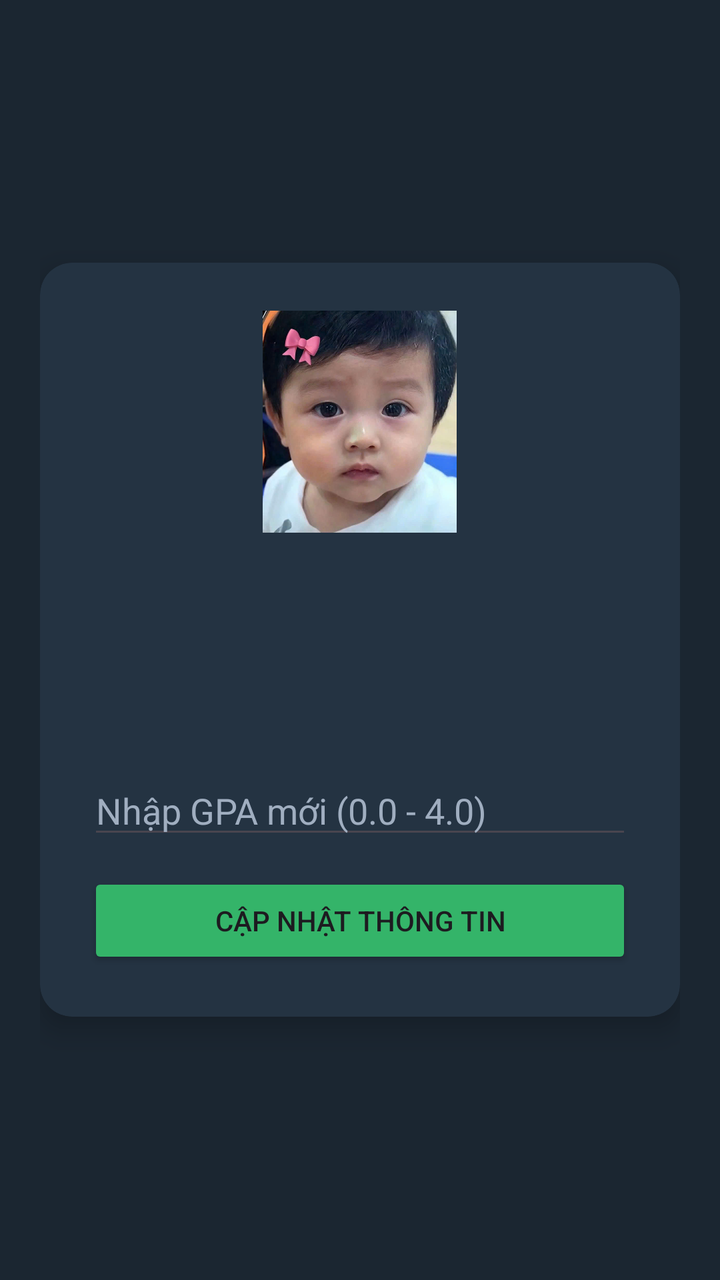
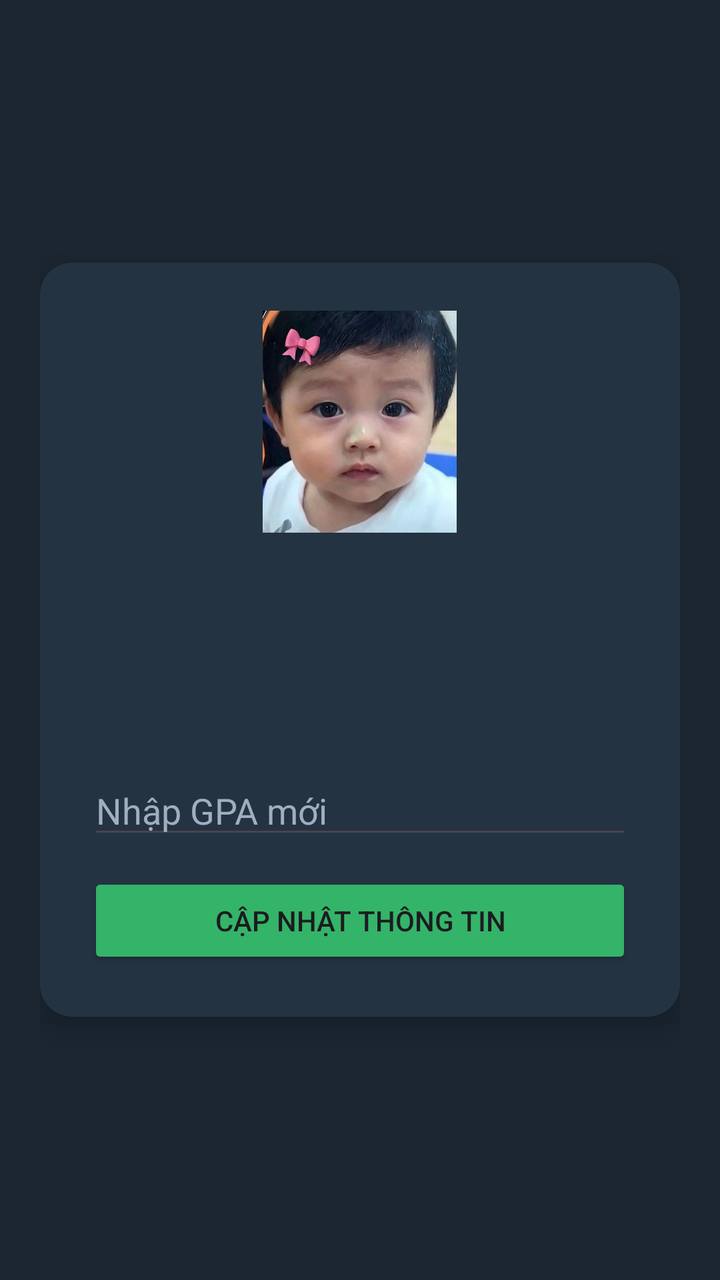

Before-and-after screenshots of an Android layout around one commit, followed by the original layout XML and the change that was made.
<!-- AndroidManifest.xml: application theme Theme.Bai1LT -->
<!-- res/layout/activity_main.xml -->
<?xml version="1.0" encoding="utf-8"?>
<LinearLayout xmlns:android="http://schemas.android.com/apk/res/android"
    xmlns:app="http://schemas.android.com/apk/res-auto"
    android:layout_width="match_parent"
    android:layout_height="match_parent"
    android:orientation="vertical"
    android:gravity="center"
    android:padding="20dp"
    android:background="#1B2631">

    <androidx.cardview.widget.CardView
        android:id="@+id/cardProfile"
        android:layout_width="match_parent"
        android:layout_height="wrap_content"
        app:cardCornerRadius="16dp"
        app:cardElevation="8dp"
        app:cardBackgroundColor="#243342">

        <LinearLayout
            android:layout_width="match_parent"
            android:layout_height="wrap_content"
            android:orientation="vertical"
            android:gravity="center"
            android:padding="24dp">

            <ImageView
                android:id="@+id/imgAvatar"
                android:layout_width="113dp"
                android:layout_height="111dp"
                android:src="@drawable/baby" />

            <TextView
                android:id="@+id/tvName"
                android:layout_width="wrap_content"
                android:layout_height="wrap_content"
                android:textSize="22sp"
                android:textStyle="bold"
                android:textColor="#FFFFFF"
                android:layout_marginTop="12dp" />

            <TextView
                android:id="@+id/tvStudentId"
                android:layout_width="wrap_content"
                android:layout_height="wrap_content"
                android:textColor="#DCE6EB"
                android:layout_marginTop="4dp" />

            <TextView
                android:id="@+id/tvGpaBadge"
                android:layout_width="wrap_content"
                android:layout_height="wrap_content"
                android:textSize="18sp"
                android:textStyle="bold"
                android:textColor="#34B469"
                android:layout_marginTop="12dp" />

            <EditText
                android:id="@+id/edtNewGpa"
                android:layout_width="match_parent"
                android:layout_height="wrap_content"
                android:hint="Nhập GPA mới (0.0 - 4.0)"
                android:textColorHint="#A0AEC0"
                android:inputType="numberDecimal"
                android:textColor="#FFFFFF"
                android:layout_marginTop="16dp" />

            <Button
                android:id="@+id/btnUpdateGpa"
                android:layout_width="match_parent"
                android:layout_height="wrap_content"
                android:text="Cập Nhật Thông Tin"
                android:backgroundTint="#34B469"
                android:layout_marginTop="12dp" />

        </LinearLayout>
    </androidx.cardview.widget.CardView>
</LinearLayout>
<!-- resources referenced by this layout -->
<resources>
  <!-- drawable baby: jpg bitmap (drawable, 75344 bytes) -->
  <style name="Theme.Bai1LT" parent="Base.Theme.Bai1LT" />
  <style name="Base.Theme.Bai1LT" parent="Theme.Material3.DayNight.NoActionBar">
          
          
      </style>
</resources>

<!-- the commit's change to res/layout/activity_main.xml (unified diff, before → after) -->
@@ -58,7 +58,7 @@
                 android:id="@+id/edtNewGpa"
                 android:layout_width="match_parent"
                 android:layout_height="wrap_content"
-                android:hint="Nhập GPA mới (0.0 - 4.0)"
+                android:hint="Nhập GPA mới"
                 android:textColorHint="#A0AEC0"
                 android:inputType="numberDecimal"
                 android:textColor="#FFFFFF"
